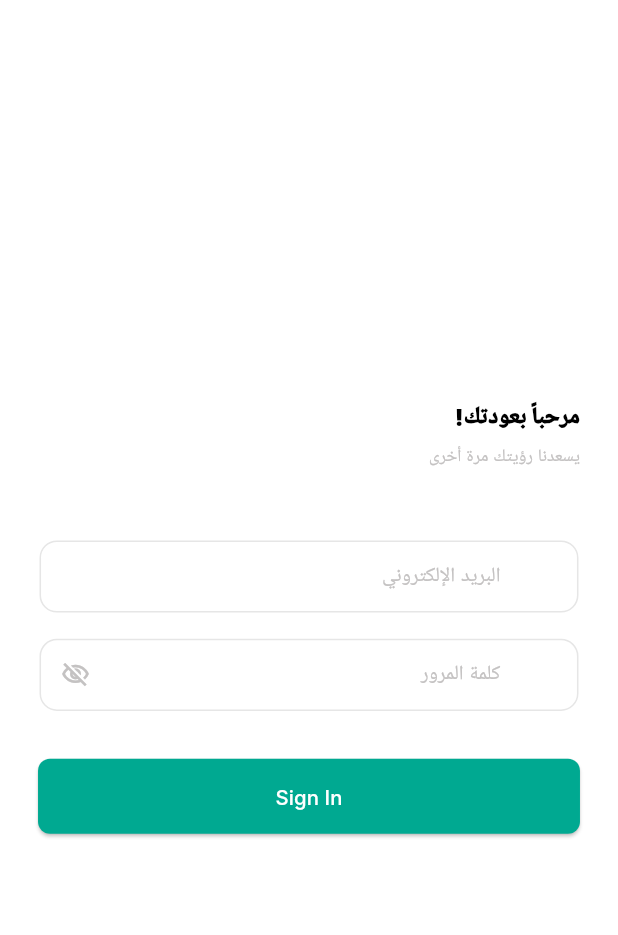
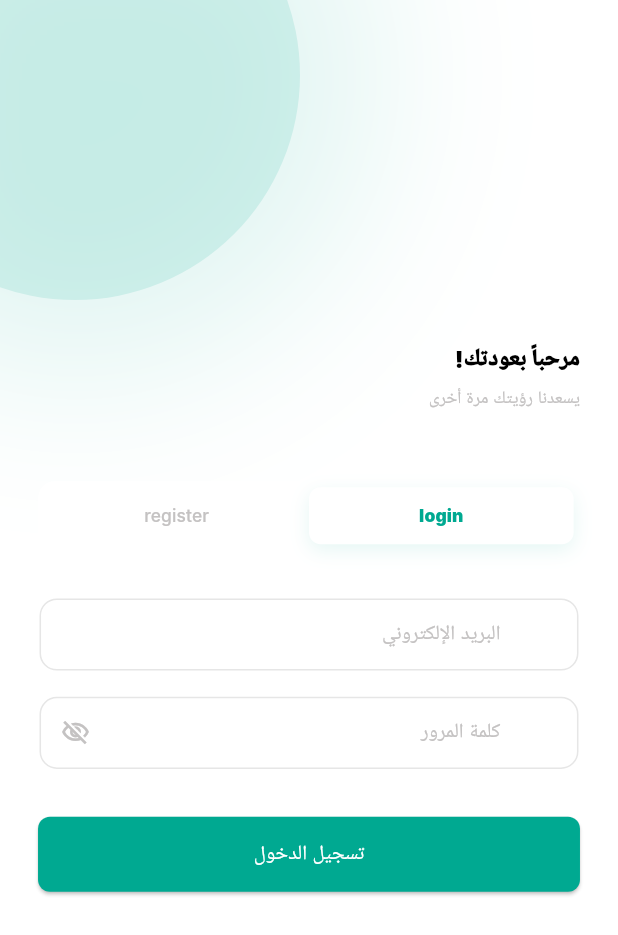
Before and after one commit to Abdallah-Alqiran/roshetta, a Flutter app: the screen it shows after launch, on a phone screen of 412 x 824 dp. Shown: the top 935 px of the screen. Run offline on Flutter 3.47's test engine with Material 3 defaults, Android fonts, the phone set to English and light mode, and no system bars; our stand-ins replace cached_network_image, dartz, dio, flutter_bloc, flutter_screenutil, get_it and 2 more; Roboto replaces fonts that are missing (Inter).

Commit message:
feature/auth  auth ui

```diff
--- a/lib/core/routing/app_routes.dart
+++ b/lib/core/routing/app_routes.dart
@@ -1,4 +1,5 @@
 class AppRoutes {
   static const String splashScreen = '/splash_screen';
   static const String loginScreen = '/login';
+  static const String registerScreen = '/register';
 }
--- a/lib/core/routing/router_generator.dart
+++ b/lib/core/routing/router_generator.dart
@@ -1,26 +1,51 @@
 import 'package:flutter/material.dart';
+import 'package:flutter_bloc/flutter_bloc.dart';
 import 'package:go_router/go_router.dart';
+import 'package:roshetta/core/di/service_locator.dart';
 import 'package:roshetta/core/routing/app_routes.dart';
-import 'package:roshetta/features/auth/presentation/screens/auth_layout.dart';
+import 'package:roshetta/features/auth/presentation/bloc/auth_bloc.dart';
+import 'package:roshetta/features/auth/presentation/screens/register_screen/register_screen.dart';
+import 'package:roshetta/features/auth/presentation/screens/widgets/auth_layout.dart';
 import 'package:roshetta/features/auth/presentation/screens/login_screen/login_screen.dart';
-
 
 class RouterGenerator {
   static GoRouter goRouter = GoRouter(
     initialLocation: AppRoutes.loginScreen,
     routes: [
-      GoRoute(
-         path: AppRoutes.loginScreen,
+      ShellRoute(
+        builder: (context, state, child) {
+          return BlocProvider.value(
+            value: sl<AuthBloc>(),
+            child: AuthLayout(child: child),
+          );
+        },
+        routes: [
+          GoRoute(
+            path: AppRoutes.loginScreen,
             name: AppRoutes.loginScreen,
-             pageBuilder: (context, state) => CustomTransitionPage(
+            pageBuilder: (context, state) => CustomTransitionPage(
               key: state.pageKey,
-              child: const AuthLayout(child: LoginScreen()),
+              child: const LoginScreen(),
               transitionsBuilder:
                   (context, animation, secondaryAnimation, child) {
                     return FadeTransition(opacity: animation, child: child);
                   },
             ),
-      )
+          ),
+          GoRoute(
+            path: AppRoutes.registerScreen,
+            name: AppRoutes.registerScreen,
+            pageBuilder: (context, state) => CustomTransitionPage(
+              key: state.pageKey,
+              child: const RegisterScreen(),
+              transitionsBuilder:
+                  (context, animation, secondaryAnimation, child) {
+                    return FadeTransition(opacity: animation, child: child);
+                  },
+            ),
+          ),
+        ],
+      ),
     ],
   );
 }
--- /dev/null
+++ b/lib/features/auth/domain/repositories/auth_repository.dart
@@ -0,0 +1,3 @@
+abstract class AuthRepository {
+
+}
--- /dev/null
+++ b/lib/features/auth/presentation/bloc/auth_bloc.dart
@@ -0,0 +1,15 @@
+import 'package:flutter_bloc/flutter_bloc.dart';
+import 'package:roshetta/core/services/local/cache_helper.dart';
+import 'package:roshetta/features/auth/domain/repositories/auth_repository.dart';
+import 'package:roshetta/features/auth/presentation/bloc/auth_form_controller_mixin.dart';
+
+part 'auth_event.dart';
+part 'auth_state.dart';
+
+class AuthBloc extends Bloc<AuthEvent, AuthState> with AuthFormControllersMixin {
+  final AuthRepository authRepository;
+  final CacheHelper? cacheHelper;
+
+  AuthBloc({required this.authRepository, required this.cacheHelper})
+      : super(AuthInitial());
+}
--- /dev/null
+++ b/lib/features/auth/presentation/bloc/auth_event.dart
@@ -0,0 +1,7 @@
+part of 'auth_bloc.dart';
+
+abstract class AuthEvent {}
+
+class RegisterEvent extends AuthEvent {}
+
+class LoginEvent extends AuthEvent {}
--- /dev/null
+++ b/lib/features/auth/presentation/bloc/auth_form_controller_mixin.dart
@@ -0,0 +1,66 @@
+import 'package:flutter/material.dart';
+
+mixin AuthFormControllersMixin {
+  final emailController = TextEditingController();
+  final passwordController = TextEditingController();
+  final firstNameController = TextEditingController();
+  final lastNameController = TextEditingController();
+  final phoneController = TextEditingController();
+  final confirmPasswordController = TextEditingController();
+
+
+  final registerFormKey = GlobalKey<FormState>();
+  final loginFormKey = GlobalKey<FormState>();
+
+  //Register
+  bool validateRegisterForm() {
+    return registerFormKey.currentState?.validate() ?? false;
+  }
+
+  // RegisterRequestModel getRegisterRequest() {
+  //   return RegisterRequestModel(
+  //     firstName: firstNameController.text.trim(),
+  //     lastName: lastNameController.text.trim(),
+  //     email: emailController.text.trim(),
+  //     password: passwordController.text.trim(),
+  //   );
+  // }
+
+  void clearRegisterControllers() {
+    firstNameController.clear();
+    lastNameController.clear();
+    emailController.clear();
+    passwordController.clear();
+    phoneController.clear();
+    confirmPasswordController.clear();
+  }
+
+  // login
+  bool validateLoginForm() {
+    return loginFormKey.currentState?.validate() ?? false;
+  }
+
+  // LoginRequestModel getLoginRequest() {
+  //   return LoginRequestModel(
+  //     email: emailController.text.trim(),
+  //     password: passwordController.text.trim(),
+  //   );
+  // }
+
+  void clearLoginControllers() {
+    emailController.clear();
+    passwordController.clear();
+  }
+
+
+
+  // Dispose all
+  void disposeControllers() {
+    emailController.dispose();
+    passwordController.dispose();
+    firstNameController.dispose();
+    lastNameController.dispose();
+    phoneController.dispose();
+    confirmPasswordController.dispose();
+  }
+}
--- a/lib/features/auth/presentation/screens/login_screen/login_screen.dart
+++ b/lib/features/auth/presentation/screens/login_screen/login_screen.dart
@@ -1,40 +1,28 @@
 import 'package:flutter/material.dart';
+import 'package:flutter_bloc/flutter_bloc.dart';
 import 'package:flutter_screenutil/flutter_screenutil.dart';
 import 'package:roshetta/core/localization/app_localizations.dart';
 import 'package:roshetta/core/extensions/context_extensions.dart';
+import 'package:roshetta/features/auth/presentation/bloc/auth_bloc.dart';
+import 'package:roshetta/features/auth/presentation/screens/widgets/auth_toggle_switch.dart';
 import 'package:roshetta/features/auth/utils/auth_validator.dart';
 import 'package:roshetta/features/widgets/custom_primary_button.dart';
 import 'package:roshetta/features/widgets/custom_text_form_field.dart';
 
-class LoginScreen extends StatefulWidget {
+class LoginScreen extends StatelessWidget {
   const LoginScreen({super.key});
 
   @override
-  State<LoginScreen> createState() => _LoginScreenState();
-}
+  Widget build(BuildContext context) {
+    final authBloc = context.read<AuthBloc>();
 
-class _LoginScreenState extends State<LoginScreen> {
-  final emailController = TextEditingController();
-  final passwordController = TextEditingController();
-  final _formKey = GlobalKey<FormState>();
-
-  @override
-  void dispose() {
-    emailController.dispose();
-    passwordController.dispose();
-    super.dispose();
-  }
-
-  @override
-  Widget build(BuildContext context) {
-    return Scaffold(
-      body: Center(
+    return Center(
       child: SingleChildScrollView(
         padding: EdgeInsets.symmetric(horizontal: 24.w, vertical: 32.h),
         child: ConstrainedBox(
           constraints: BoxConstraints(maxWidth: 400.w),
           child: Form(
-              key: _formKey,
+            key: authBloc.loginFormKey,
             child: Column(
               mainAxisAlignment: MainAxisAlignment.center,
               crossAxisAlignment: CrossAxisAlignment.stretch,
@@ -54,9 +42,10 @@
                   ),
                 ),
                 SizedBox(height: 48.h),
-
+                const AuthToggleSwitch(isLogin: true),
+                SizedBox(height: 32.h),
                 CustomTextFormField(
-                    controller: emailController,
+                  controller: authBloc.emailController,
                   txt: context.tr('email_address'),
                   hint: context.tr('email_hint'),
                   prefixIcon: Icons.alternate_email_rounded,
@@ -65,26 +54,26 @@
                 ),
                 SizedBox(height: 16.h),
                 CustomTextFormField(
-                    controller: passwordController,
+                  controller: authBloc.passwordController,
                   txt: context.tr('password'),
                   hint: context.tr('password_hint'),
                   prefixIcon: Icons.lock_outline_rounded,
                   isPassword: true,
-                    validator: validatePassword,
+                  ///TODO: Add password validation
+                  // validator: validatePassword,
                   w: 400.w,
                 ),
                 SizedBox(height: 32.h),
                 CustomPrimaryButton(
-                    text: "Sign In",
+                  text: context.tr('sign_in'),
                   onTap: () {
-                      if (_formKey.currentState?.validate() ?? false) {
+                    if (authBloc.loginFormKey.currentState?.validate() ?? false) {
 
                     }
                   },
                   width: 400.w,
-                  )
+                ),
               ],
-              ),
             ),
           ),
         ),
--- a/lib/features/auth/presentation/screens/auth_layout.dart
+++ b/lib/features/auth/presentation/screens/widgets/auth_layout.dart
@@ -23,7 +23,7 @@
               children: [
                 Positioned(
                   top: -100,
-                  right: -100,
+                  left: -100,
                   child: Container(
                     width: 300,
                     height: 300,
@@ -44,29 +44,29 @@
                     ),
                   ),
                 ),
-                Positioned(
-                  bottom: -150,
-                  left: -150,
-                  child: Container(
-                    width: 400,
-                    height: 400,
-                    decoration: BoxDecoration(
-                      shape: BoxShape.circle,
-                      color: context.colorScheme.primary.withValues(
-                        alpha: 0.08,
-                      ),
-                      boxShadow: [
-                        BoxShadow(
-                          color: context.colorScheme.primary.withValues(
-                            alpha: 0.08,
-                          ),
-                          blurRadius: 120,
-                          spreadRadius: 60,
-                        ),
-                      ],
-                    ),
-                  ),
-                ),
+                // Positioned(
+                //   bottom: -150,
+                //   right: -150,
+                //   child: Container(
+                //     width: 400,
+                //     height: 400,
+                //     decoration: BoxDecoration(
+                //       shape: BoxShape.circle,
+                //       color: context.colorScheme.primary.withValues(
+                //         alpha: 0.08,
+                //       ),
+                //       boxShadow: [
+                //         BoxShadow(
+                //           color: context.colorScheme.primary.withValues(
+                //             alpha: 0.08,
+                //           ),
+                //           blurRadius: 120,
+                //           spreadRadius: 60,
+                //         ),
+                //       ],
+                //     ),
+                //   ),
+                // ),
 
                 Center(child: child),
               ],
--- /dev/null
+++ b/lib/features/auth/presentation/screens/widgets/auth_toggle_switch.dart
@@ -0,0 +1,76 @@
+import 'package:flutter/material.dart';
+import 'package:flutter_screenutil/flutter_screenutil.dart';
+import 'package:go_router/go_router.dart';
+import 'package:roshetta/core/localization/app_localizations.dart';
+import 'package:roshetta/core/routing/app_routes.dart';
+import 'package:roshetta/core/extensions/context_extensions.dart';
+import 'package:roshetta/core/utils/get_responsive_size.dart';
+
+class AuthToggleSwitch extends StatelessWidget {
+  final bool isLogin;
+  const AuthToggleSwitch({super.key, required this.isLogin});
+
+  @override
+  Widget build(BuildContext context) {
+    return Container(
+      height: context.isDesktop ? 48 : 48.h,
+      padding: EdgeInsets.all(context.isDesktop ? 4 : 4.w),
+      decoration: BoxDecoration(
+        color: context.colorScheme.surfaceVariant.withValues(alpha: 0.9),
+        borderRadius: BorderRadius.circular(context.isDesktop ? 12 : 12.r),
+      ),
+      child: Row(
+        children: [
+          _buildTab(context, context.tr('login'), isActive: isLogin),
+          _buildTab(context, context.tr('register'), isActive: !isLogin),
+        ],
+      ),
+    );
+  }
+
+  Widget _buildTab(
+    BuildContext context,
+    String label, {
+    required bool isActive,
+  }) {
+    return Expanded(
+      child: GestureDetector(
+        onTap: () {
+          if (!isActive) {
+            if (label == "login") {
+              context.go(AppRoutes.loginScreen);
+            } else {
+              context.go(AppRoutes.registerScreen);
+            }
+          }
+        },
+        child: AnimatedContainer(
+          duration: const Duration(milliseconds: 200),
+          alignment: Alignment.center,
+          decoration: BoxDecoration(
+            color: isActive ? context.colorScheme.surface : Colors.transparent,
+            borderRadius: BorderRadius.circular(context.isDesktop ? 8 : 8.r),
+            boxShadow: isActive
+                ? [
+                    BoxShadow(
+                      color: context.colorScheme.primary.withValues(alpha: 0.1),
+                      blurRadius: 10,
+                      offset: const Offset(0, 4),
+                    ),
+                  ]
+                : null,
+          ),
+          child: Text(
+            context.tr(label),
+            style: context.textTheme.labelLarge?.copyWith(
+              fontWeight: isActive ? FontWeight.w900 : FontWeight.w500,
+              color: isActive
+                  ? context.colorScheme.primary
+                  : context.colorScheme.onSurfaceVariant,
+            ),
+          ),
+        ),
+      ),
+    );
+  }
+}
--- a/lib/features/widgets/custom_text_form_field.dart
+++ b/lib/features/widgets/custom_text_form_field.dart
@@ -11,6 +11,7 @@
   final IconData? prefixIcon;
   final IconData? suffixIcon;
   final TextEditingController controller;
+  final TextInputType? keyboardType;
   final String? Function(String?)? validator;
   final bool isPassword;
 
@@ -24,6 +25,7 @@
     this.prefixIcon,
     this.suffixIcon,
     required this.controller,
+    this.keyboardType,
     this.validator,
     this.isPassword = false,
   });
@@ -49,6 +51,7 @@
         padding: EdgeInsets.all(1.0),
         child: TextFormField(
           controller: widget.controller,
+          keyboardType: widget.keyboardType,
           validator: widget.validator,
           obscureText: _obscureText,
           style: context.textTheme.labelMedium?.copyWith(
```
Also changed, not shown: lib/core/di/service_locator.dart (+18 -0 lines), lib/core/localization/l10n/ar.json (+10 -0 lines), lib/core/localization/l10n/en.json (+10 -0 lines), lib/features/auth/data/repositories/auth_repository_impl.dart (added, +12 -0 lines), lib/features/auth/presentation/bloc/auth_admin_state.dart (deleted, +0 -33 lines), lib/features/auth/presentation/bloc/auth_state.dart (added, +17 -0 lines), lib/features/auth/presentation/screens/register_screen/register_screen.dart (added, +190 -0 lines), lib/features/auth/presentation/bloc/auth_admin_bloc.dart (deleted), lib/features/auth/presentation/bloc/auth_admin_event.dart (deleted), lib/features/auth/presentation/bloc/auth_admin_form_controller_mixin.dart (deleted). Lines whose indentation alone changed are shown as unchanged.
